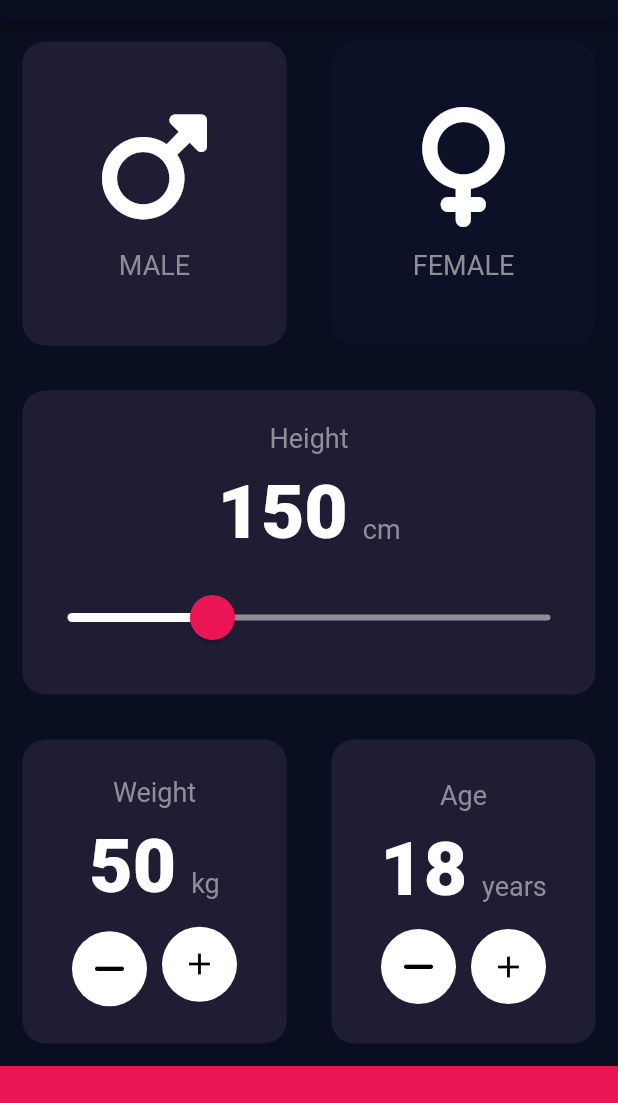
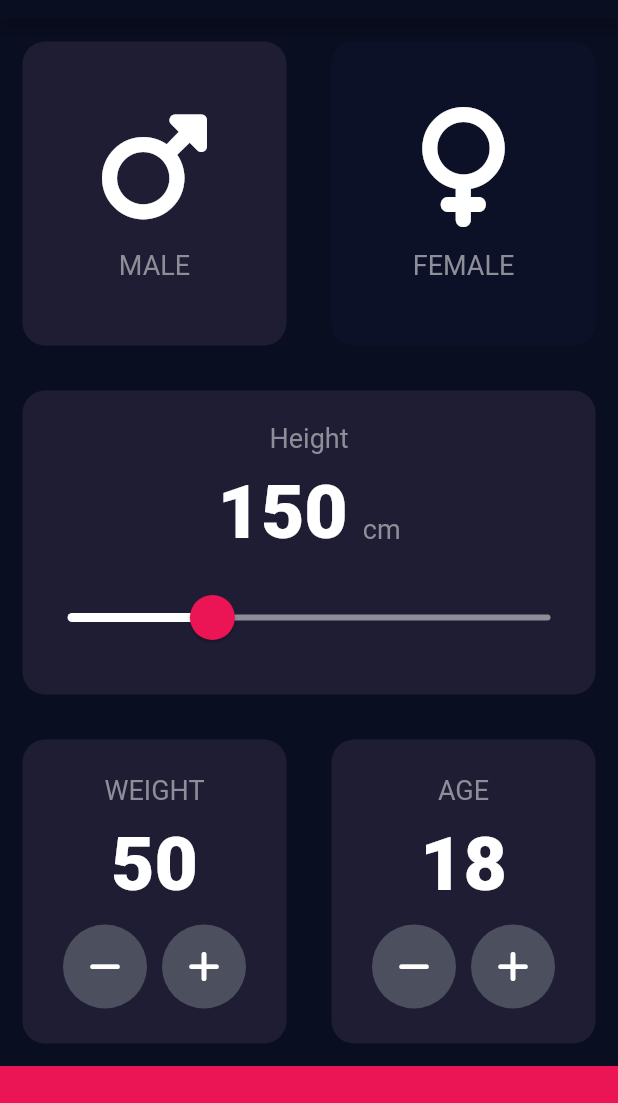
Before and after one commit to AdnanBashir87/bmi_calculator_flutter, a Flutter app: the screen it shows after launch, on a phone screen of 412 x 824 dp, the part 65-1168 px from its top. Run offline on Flutter 3.47's test engine with Material 2 defaults, Android fonts, the phone set to English and light mode, and no system bars; our stand-ins replace font_awesome_flutter.

Commit message:
Code Updated Successfully

```diff
--- a/lib/constants.dart
+++ b/lib/constants.dart
@@ -7,6 +7,7 @@ const kInActiveCardColor = Color(0xFF0D1128);
 const kTextColor = Color(0xFF8D8E98);
 const kPinkColor = Color(0xFFEB1555);
 const kTransparentPinkColor = Color(0x29EB1555);
+const kIconColor = Color(0xFF4C4F5E);
 
 // Styles for texts
 const kLabelTextStyle = TextStyle(fontSize: 18, color: kTextColor);
--- a/lib/custom_widgets/round_Button.dart
+++ b/lib/custom_widgets/round_Button.dart
@@ -12,20 +12,13 @@ class RoundButton extends StatelessWidget {
 
   @override
   Widget build(BuildContext context) {
-    return GestureDetector(
-      onTap: onPress,
-      child: Container(
-        height: 50,
-        width: 50,
-        decoration: BoxDecoration(
-          color: kWhite,
-          borderRadius: BorderRadius.circular(50),
-        ),
-        child: Icon(
-          icon,
-          color: Colors.black,
-        ),
-      ),
+    return RawMaterialButton(
+      elevation: 0.0,
+      onPressed: onPress,
+      fillColor: kIconColor,
+      constraints: const BoxConstraints.tightFor(width: 56.0, height: 56.0),
+      shape: const CircleBorder(),
+      child: Icon(icon),
     );
   }
 }
--- a/lib/views/home_screen.dart
+++ b/lib/views/home_screen.dart
@@ -130,25 +130,14 @@ class _HomeScreenState extends State<HomeScreen> {
                       mainAxisAlignment: MainAxisAlignment.center,
                       children: [
                         const Text(
-                          "Weight",
+                          "WEIGHT",
                           style: kLabelTextStyle,
                         ),
                         const SizedBox(height: 10),
-                        Row(
-                          mainAxisAlignment: MainAxisAlignment.center,
-                          crossAxisAlignment: CrossAxisAlignment.baseline,
-                          textBaseline: TextBaseline.alphabetic,
-                          children: [
-                            Text(weight.toString(), style: kHeightWeightAge),
-                            const SizedBox(width: 10),
-                            const Text('kg', style: kLabelTextStyle),
-                          ],
-                        ),
+                        Text(weight.toString(), style: kHeightWeightAge),
                         const SizedBox(height: 10),
                         Row(
                           mainAxisAlignment: MainAxisAlignment.center,
-                          crossAxisAlignment: CrossAxisAlignment.baseline,
-                          textBaseline: TextBaseline.alphabetic,
                           children: [
                             RoundButton(
                               icon: FontAwesomeIcons.minus,
@@ -160,7 +149,7 @@ class _HomeScreenState extends State<HomeScreen> {
                             ),
                             const SizedBox(width: 10),
                             RoundButton(
-                              icon: Icons.add,
+                              icon: FontAwesomeIcons.plus,
                               onPress: () {
                                 setState(() {
                                   weight++;
@@ -179,21 +168,9 @@ class _HomeScreenState extends State<HomeScreen> {
                     cardChild: Column(
                       mainAxisAlignment: MainAxisAlignment.center,
                       children: [
-                        const Text(
-                          "Age",
-                          style: kLabelTextStyle,
-                        ),
+                        const Text("AGE", style: kLabelTextStyle),
                         const SizedBox(height: 10),
-                        Row(
-                          mainAxisAlignment: MainAxisAlignment.center,
-                          crossAxisAlignment: CrossAxisAlignment.baseline,
-                          textBaseline: TextBaseline.alphabetic,
-                          children: [
-                            Text(age.toString(), style: kHeightWeightAge),
-                            const SizedBox(width: 10),
-                            const Text('years', style: kLabelTextStyle),
-                          ],
-                        ),
+                        Text(age.toString(), style: kHeightWeightAge),
                         const SizedBox(height: 10),
                         Row(
                           mainAxisAlignment: MainAxisAlignment.center,
@@ -208,7 +185,7 @@ class _HomeScreenState extends State<HomeScreen> {
                             ),
                             const SizedBox(width: 10),
                             RoundButton(
-                              icon: Icons.add,
+                              icon: FontAwesomeIcons.plus,
                               onPress: () {
                                 setState(() {
                                   age++;
@@ -225,10 +202,7 @@ class _HomeScreenState extends State<HomeScreen> {
               ],
             ),
           ),
-          Container(
-            height: 70,
-            color: kPinkColor,
-          )
+          Container(height: 70, color: kPinkColor)
         ],
       ),
     );
```
